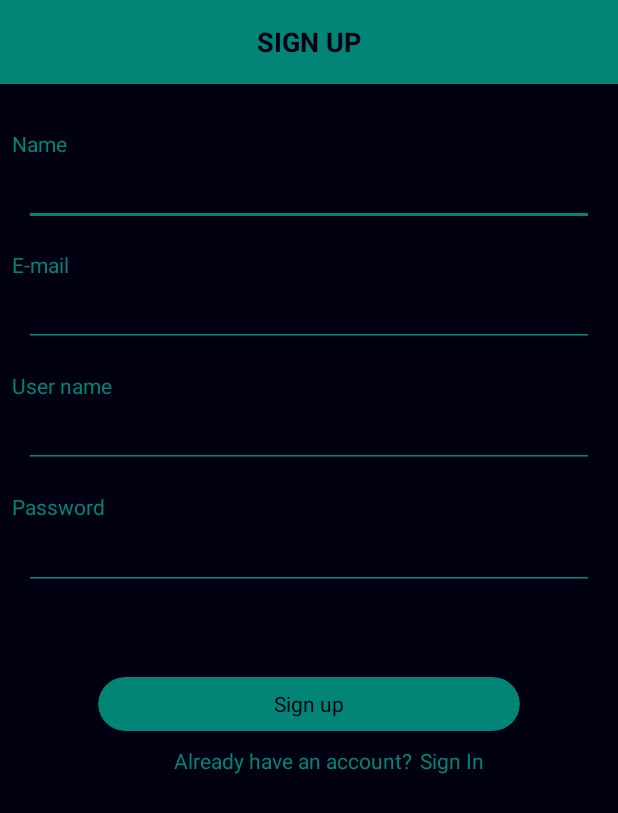
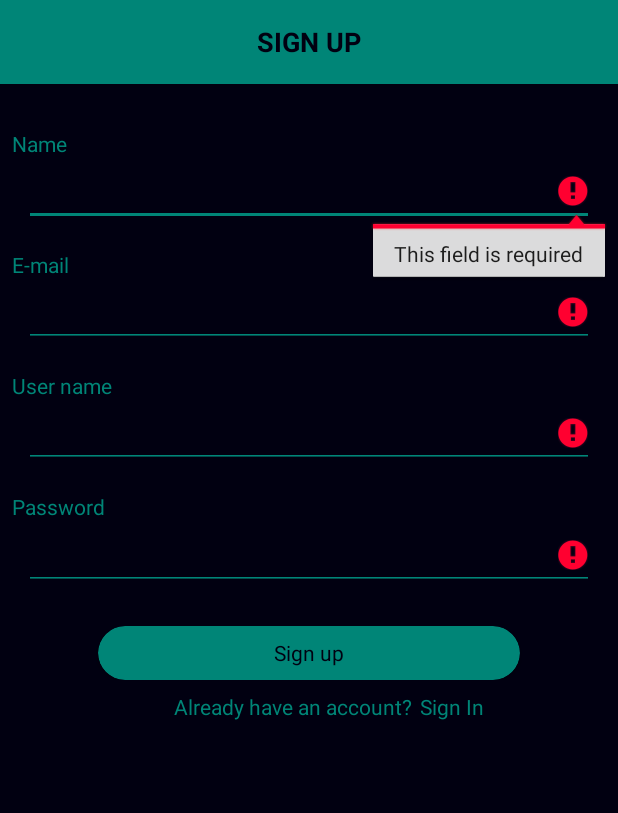
Before and after one commit to MayaraCastro/Sturing, an Android app: the CreateUser screen opened directly, with no data from a screen before it, after a tap on "Sign up", on a phone screen of 412 x 824 dp. Shown: the top 813 px of the screen. Run offline under Robolectric (Android 15) with nearby library versions, the phone set to English and light mode, and no system bars; our stand-ins replace Firebase (no records; nobody signed in at launch, a user with empty details on screens opened directly); Roboto replaces fonts that are not available here.

Commit message:
Verificacao de erro na hora de registro de usuario tambem

```diff
--- a/app/src/main/java/com/example/sturing/sturing/CreateUser.kt
+++ b/app/src/main/java/com/example/sturing/sturing/CreateUser.kt
@@ -1,8 +1,14 @@
 package com.example.sturing.sturing
 
+import android.animation.Animator
+import android.animation.AnimatorListenerAdapter
+import android.annotation.TargetApi
 import android.content.Intent
+import android.os.Build
 import android.os.Bundle
 import android.support.v7.app.AppCompatActivity
+import android.text.TextUtils
+import android.view.View
 import kotlinx.android.synthetic.main.activity_create_user.*
 import kotlinx.android.synthetic.main.content_create_user.*
 import android.widget.Toast
@@ -21,20 +27,102 @@ class CreateUser : AppCompatActivity() {
         setSupportActionBar(toolbar)
 
         btSignup.setOnClickListener {
-            email = txtEmail.text.toString()
-            password = txtPass.text.toString()
-            mAuth.createUserWithEmailAndPassword(email!!, password!!)
+            signup()
+        }
+
+        btSignin.setOnClickListener {onBackPressed()}
+    }
+
+    private fun signup() {
+        val name = txtName.text.toString()
+        val username = txtUsername.text.toString()
+
+        txtName.error = null
+        txtPass.error = null
+        txtUsername.error = null
+        txtEmail.error = null
+
+        email = txtEmail.text.toString()
+        password = txtPass.text.toString()
+
+        var cancel = false
+        var focusView: View? = null
+
+        if (TextUtils.isEmpty(password) || !isPasswordValid(password)) {
+            txtPass.error = getString(R.string.error_invalid_password)
+            focusView = txtPass
+            cancel = true
+        }
+
+        if (TextUtils.isEmpty(username)) {
+            txtUsername.error = getString(R.string.error_field_required)
+            focusView = txtUsername
+            cancel = true
+        }
+
+        if (TextUtils.isEmpty(email)) {
+            txtEmail.error = getString(R.string.error_field_required)
+            focusView = txtEmail
+            cancel = true
+        } else if (!isEmailValid(email)) {
+            txtEmail.error = getString(R.string.error_invalid_email)
+            focusView = txtEmail
+            cancel = true
+        }
+
+        if (TextUtils.isEmpty(name)) {
+            txtName.error = getString(R.string.error_field_required)
+            focusView = txtName
+            cancel = true
+        }
+
+        if (cancel) {
+            focusView?.requestFocus()
+        } else {
+            showProgress(true)
+            mAuth.createUserWithEmailAndPassword(email, password)
                     .addOnCompleteListener(this) { task ->
+                        showProgress(false)
                         if (task.isSuccessful) {
                             val i = Intent(this,LoginActivity::class.java)
                             startActivity(i)
                         } else {
-                            Toast.makeText(this@CreateUser, "Authentication failed.",
+                            Toast.makeText(this@CreateUser, getString(R.string.registration_failed),
                                     Toast.LENGTH_SHORT).show()
                         }
                     }
         }
+    }
 
-        btSignin.setOnClickListener {onBackPressed()}
+    @TargetApi(Build.VERSION_CODES.HONEYCOMB_MR2)
+    private fun showProgress(show: Boolean) {
+        // On Honeycomb MR2 we have the ViewPropertyAnimator APIs, which allow
+        // for very easy animations. If available, use these APIs to fade-in
+        // the progress spinner.
+        if (Build.VERSION.SDK_INT >= Build.VERSION_CODES.HONEYCOMB_MR2) {
+            val shortAnimTime = resources.getInteger(android.R.integer.config_shortAnimTime).toLong()
+
+            register_progress.visibility = if (show) View.VISIBLE else View.GONE
+            register_progress.animate()
+                    .setDuration(shortAnimTime)
+                    .alpha((if (show) 1 else 0).toFloat())
+                    .setListener(object : AnimatorListenerAdapter() {
+                        override fun onAnimationEnd(animation: Animator) {
+                            register_progress.visibility = if (show) View.VISIBLE else View.GONE
+                        }
+                    })
+        } else {
+            // The ViewPropertyAnimator APIs are not available, so simply show
+            // and hide the relevant UI components.
+            register_progress.visibility = if (show) View.VISIBLE else View.GONE
+        }
+    }
+
+    private fun isEmailValid(email: String): Boolean {
+        return email.contains("@")
+    }
+
+    private fun isPasswordValid(password: String): Boolean {
+        return password.length > 4
     }
 }
--- a/app/src/main/res/layout/content_create_user.xml
+++ b/app/src/main/res/layout/content_create_user.xml
@@ -40,7 +40,7 @@
                 android:textColor="@color/colorPrimary" />
 
             <EditText
-                android:id="@+id/editText7"
+                android:id="@+id/txtName"
                 android:layout_width="match_parent"
                 android:layout_height="wrap_content"
                 android:layout_marginStart="16dp"
@@ -84,7 +84,7 @@
                 android:textColor="@color/colorPrimary" />
 
             <EditText
-                android:id="@+id/editText10"
+                android:id="@+id/txtUsername"
                 android:layout_width="match_parent"
                 android:layout_height="wrap_content"
                 android:layout_marginStart="16dp"
@@ -121,8 +121,8 @@
             <android.support.constraint.ConstraintLayout
                 android:layout_width="match_parent"
                 android:layout_height="match_parent"
-                android:layout_marginTop="50dp"
-                android:layout_marginBottom="10dp">
+                android:layout_marginTop="16dp"
+                android:layout_marginBottom="8dp">
 
                 <android.support.v7.widget.CardView
                     android:id="@+id/btSignup"
@@ -190,6 +190,24 @@
                     app:layout_constraintTop_toTopOf="parent" />
             </LinearLayout>
 
+            <android.support.constraint.ConstraintLayout
+                android:layout_width="match_parent"
+                android:layout_height="match_parent"
+                android:layout_marginTop="8dp">
+
+                <ProgressBar
+                    android:id="@+id/register_progress"
+                    style="?android:attr/progressBarStyleLarge"
+                    android:layout_width="44dp"
+                    android:layout_height="53dp"
+                    android:visibility="gone"
+                    app:layout_constraintBottom_toBottomOf="parent"
+                    app:layout_constraintEnd_toEndOf="parent"
+                    app:layout_constraintStart_toStartOf="parent"
+                    app:layout_constraintTop_toTopOf="parent"
+                    tools:visibility="gone" />
+            </android.support.constraint.ConstraintLayout>
+
         </LinearLayout>
     </ScrollView>
 
--- a/app/src/main/res/values/strings.xml
+++ b/app/src/main/res/values/strings.xml
@@ -38,6 +38,7 @@
     <string name="error_field_required">This field is required</string>
     <string name="error_invalid_email">This email address is invalid</string>
     <string name="authentication_failed">Authentication failed</string>
+    <string name="registration_failed">Registration failed</string>
 
     <!-- TODO: Remove or change this placeholder text -->
 </resources>
```
Also changed, not shown: 2 other files.
